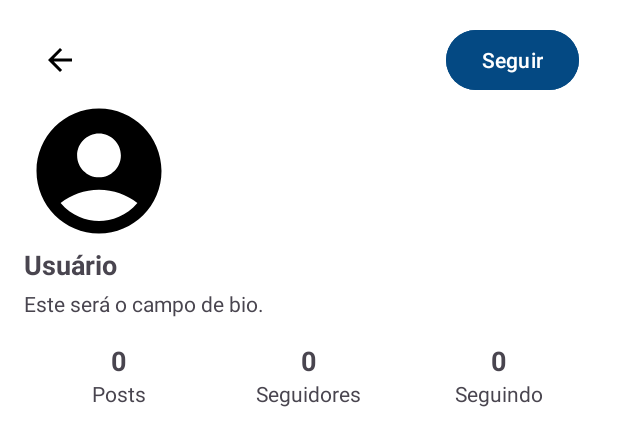
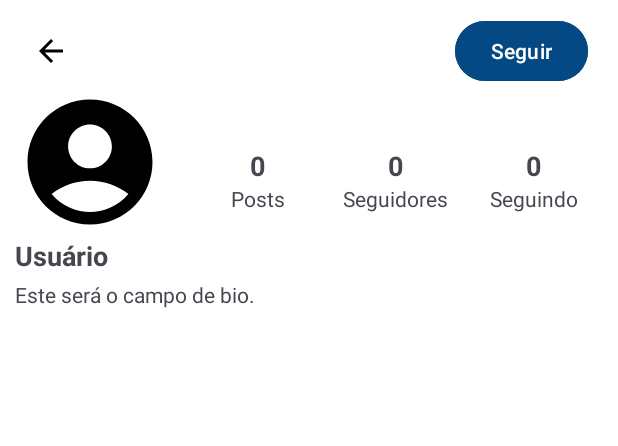
Before and after one commit to vinisilvanunes/e-viene_android, an Android app: the layout fragment_perfil.xml on its own in the app's theme, with its tools: preview values and no code run, on a phone screen of 412 x 824 dp. Shown: the top 446 px of the screen. Run offline under Robolectric (Android 15) with nearby library versions, the phone set to English and light mode, and no system bars.

Commit message:
Layou alterado para o que estava no Figma. Posts contabilizando automaticamente.

```diff
--- a/app/src/main/res/layout/fragment_perfil.xml
+++ b/app/src/main/res/layout/fragment_perfil.xml
@@ -3,13 +3,14 @@
     android:layout_width="match_parent"
     android:layout_height="match_parent"
     android:background="#fff"
+    android:fillViewport="true"
     >
 
     <LinearLayout
         android:layout_width="match_parent"
         android:layout_height="wrap_content"
         android:orientation="vertical"
-        android:padding="16dp">
+        android:padding="10dp">
         <RelativeLayout
             android:layout_width="match_parent"
             android:layout_height="wrap_content"
@@ -42,7 +43,7 @@
 
             <!-- Profile Image -->
             <LinearLayout
-                android:layout_width="match_parent"
+                android:layout_width="wrap_content"
                 android:layout_height="wrap_content"
                 android:orientation="vertical"
                 android:layout_gravity="top">
@@ -61,25 +62,12 @@
                     android:text="Usuário"
                     android:textSize="18sp"
                     android:textStyle="bold" />
-
-                <TextView
-                    android:id="@+id/bio"
-                    android:layout_width="wrap_content"
-                    android:layout_height="wrap_content"
-                    android:layout_marginTop="4dp"
-                    android:text="Este será o campo de bio."
-                    android:textSize="14sp" />
-
-
             </LinearLayout>
-        </LinearLayout>
-
             <LinearLayout
                 android:layout_width="match_parent"
                 android:layout_height="wrap_content"
                 android:orientation="horizontal"
-            android:gravity="center"
-            android:layout_marginTop="16dp">
+                android:gravity="center">
 
                 <!-- Posts -->
                 <LinearLayout
@@ -104,7 +92,7 @@
                         android:textSize="14sp" />
                 </LinearLayout>
 
-            <!-- Followers -->
+                <!-- Seguidores -->
                 <LinearLayout
                     android:layout_width="0dp"
                     android:layout_height="wrap_content"
@@ -127,7 +115,7 @@
                         android:textSize="14sp" />
                 </LinearLayout>
 
-            <!-- Following -->
+                <!-- Seguindo -->
                 <LinearLayout
                     android:layout_width="0dp"
                     android:layout_height="wrap_content"
@@ -150,20 +138,28 @@
                         android:textSize="14sp" />
                 </LinearLayout>
             </LinearLayout>
+        </LinearLayout>
+        <TextView
+            android:id="@+id/bio"
+            android:layout_width="wrap_content"
+            android:layout_height="wrap_content"
+            android:layout_marginTop="4dp"
+            android:text="Este será o campo de bio."
+            android:textSize="14sp"
+            android:layout_marginBottom="10dp"/>
 
-        <!-- Grid of Photos -->
         <LinearLayout
             android:layout_width="match_parent"
-            android:layout_height="wrap_content"
-            android:minHeight="247dp">
+            android:layout_height="match_parent">
+
             <GridView
                 android:id="@+id/grid_view"
                 android:layout_width="match_parent"
                 android:layout_height="match_parent"
+                android:layout_marginTop="16dp"
+                android:horizontalSpacing="1dp"
                 android:numColumns="3"
-                android:verticalSpacing="2dp"
-                android:horizontalSpacing="2dp"
-                android:layout_marginTop="16dp" />
+                android:verticalSpacing="1dp" />
         </LinearLayout>
     </LinearLayout>
 </ScrollView>
--- a/app/src/main/res/layout/item_posts.xml
+++ b/app/src/main/res/layout/item_posts.xml
@@ -18,7 +18,8 @@
                 android:id="@+id/img_Foto"
                 android:layout_width="0dp"
                 android:layout_height="48dp"
-                android:layout_weight="15"/>
+                android:layout_weight="15"
+                android:scaleType="fitXY" />
 
             <TextView
                 android:id="@+id/txt_Nome"
```
Also changed, not shown: app/src/main/java/com/example/eviene/PerfilFragment.kt (+12 -66 lines). Lines whose indentation alone changed are shown as unchanged.
